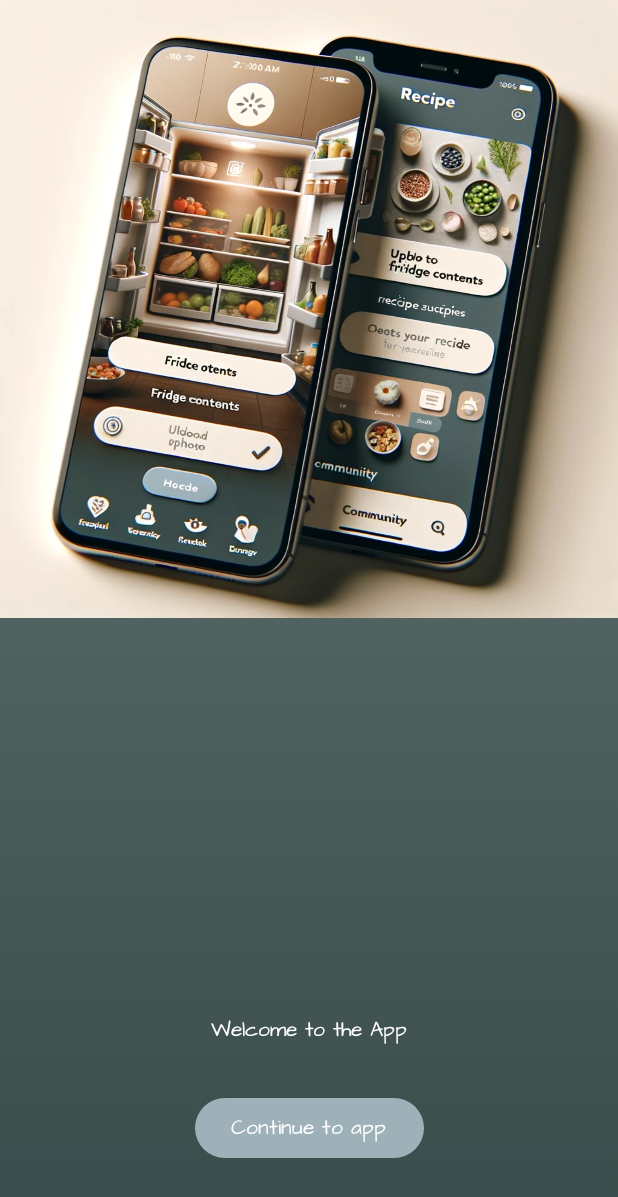
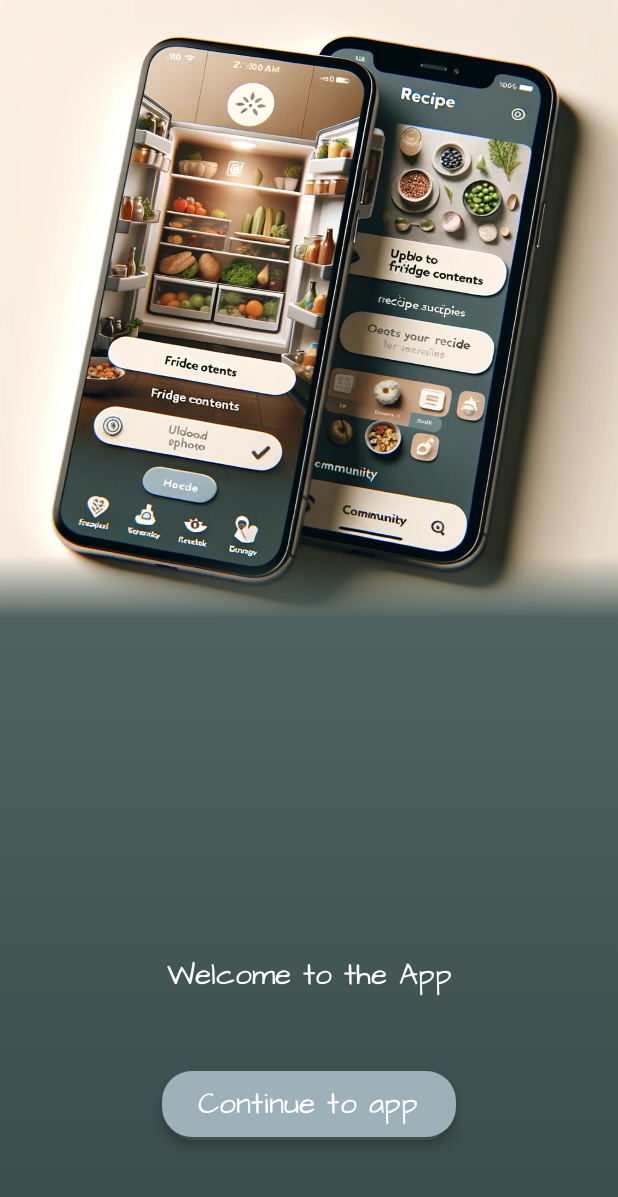
Before and after one commit to TimPieters/Meal-App, an Android app built with Jetpack Compose: the screen it shows after launch (MainActivity), on a phone screen of 412 x 824 dp. Shown: the top 1197 px of the screen. Run offline under Robolectric (Android 15) with nearby library versions, the phone set to English and light mode, and no system bars.

Commit message:
Added edge fade.

```diff
--- a/app/src/main/java/com/example/app/UIUX/screens/HomeScreen.kt
+++ b/app/src/main/java/com/example/app/UIUX/screens/HomeScreen.kt
@@ -3,20 +3,38 @@ package com.example.app.UIUX.screens
 import androidx.compose.foundation.Image
 import androidx.compose.foundation.background
 import androidx.compose.foundation.layout.*
+import androidx.compose.foundation.shape.RoundedCornerShape
 import androidx.compose.material3.Button
 import androidx.compose.material3.ButtonDefaults
 import androidx.compose.material3.Text
 import androidx.compose.runtime.Composable
 import androidx.compose.ui.Alignment
 import androidx.compose.ui.Modifier
+import androidx.compose.ui.draw.drawWithContent
+import androidx.compose.ui.draw.shadow
+import androidx.compose.ui.geometry.Offset
+import androidx.compose.ui.graphics.BlendMode
 import androidx.compose.ui.graphics.Brush
 import androidx.compose.ui.graphics.Color
+import androidx.compose.ui.graphics.CompositingStrategy
+import androidx.compose.ui.graphics.graphicsLayer
 import androidx.compose.ui.layout.ContentScale
+import androidx.compose.ui.platform.LocalDensity
 import androidx.compose.ui.res.painterResource
+import androidx.compose.ui.text.font.FontWeight
 import androidx.compose.ui.unit.dp
+import androidx.compose.ui.unit.sp
 import com.example.app.GradientBackground
 import com.example.app.R
 import com.example.app.ui.theme.PlayfulFontFamily
+
+fun Modifier.fadingEdge(brush: Brush) = this
+    .graphicsLayer(compositingStrategy = CompositingStrategy.Offscreen)
+    .drawWithContent {
+        drawContent()
+        drawRect(brush = brush, blendMode = BlendMode.DstIn)
+    }
+val bottomFade = Brush.verticalGradient(0.9f to Color.Red, 1f to Color.Transparent)
 
 @Composable
 fun HomeScreen(onContinueClicked: () -> Unit) {
@@ -31,13 +49,7 @@ fun HomeScreen(onContinueClicked: () -> Unit) {
                     .fillMaxWidth()
                     .heightIn(min = 260.dp) // Minimum height for the image, adjust as needed
                     .align(Alignment.TopStart)
-                    .background(
-                        Brush.verticalGradient(
-                            colors = listOf(Color.Transparent, Color(0xFF394b4a)),
-                            startY = Float.POSITIVE_INFINITY, // Start fading at the bottom of the image
-                            endY = 0f
-                        )
-                    )
+                    .fadingEdge(bottomFade)
             )
 
             // Content
@@ -48,14 +60,25 @@ fun HomeScreen(onContinueClicked: () -> Unit) {
                     .padding(bottom = 48.dp),
                 horizontalAlignment = Alignment.CenterHorizontally
             ) {
-                Text("Welcome to the App", color = Color.White,fontFamily = PlayfulFontFamily)
+                Text("Welcome to the App", color = Color.White,
+                    fontFamily = PlayfulFontFamily, fontSize = 20.sp,
+                    fontWeight = FontWeight.Bold)
                 Spacer(modifier = Modifier.height(32.dp))
                 Button(
                     onClick = onContinueClicked,
-                    colors = ButtonDefaults.buttonColors(containerColor = Color(0xFF9eb1b8))
+                    colors = ButtonDefaults.buttonColors(containerColor = Color(0xFF9eb1b8)),
+                    modifier = Modifier
+                        .padding(16.dp) // Padding around the button
+                        .shadow(
+                        elevation = 4.dp, // Set the elevation for the size of the shadow
+                        shape = RoundedCornerShape(20.dp) // Set the shape of the button and shadow
+                    ),
+                    shape = RoundedCornerShape(20.dp) // Ensure the shape matches the shadow's shape
                 ) {
+
                     Text("Continue to app",color = Color.White,
-                        fontFamily = PlayfulFontFamily)
+                        fontFamily = PlayfulFontFamily, fontSize = 20.sp,
+                        fontWeight = FontWeight.Bold)
                 }
             }
         }
```
